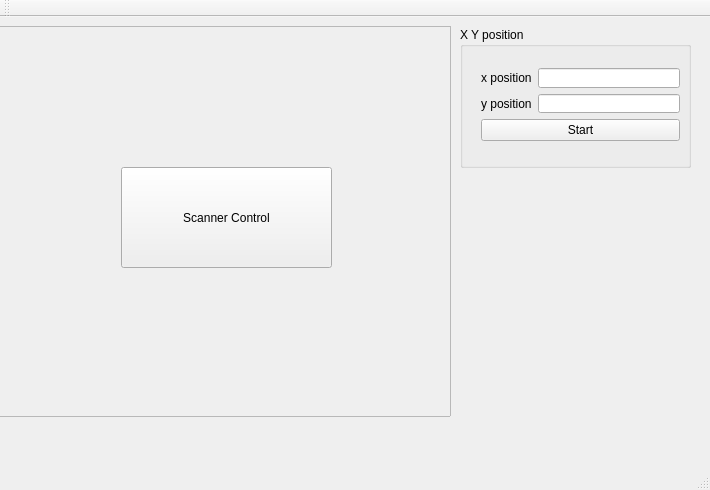
The window that mainwindow.ui (JunExplore/Scanner_Control) describes before a commit, drawn with Qt 5.
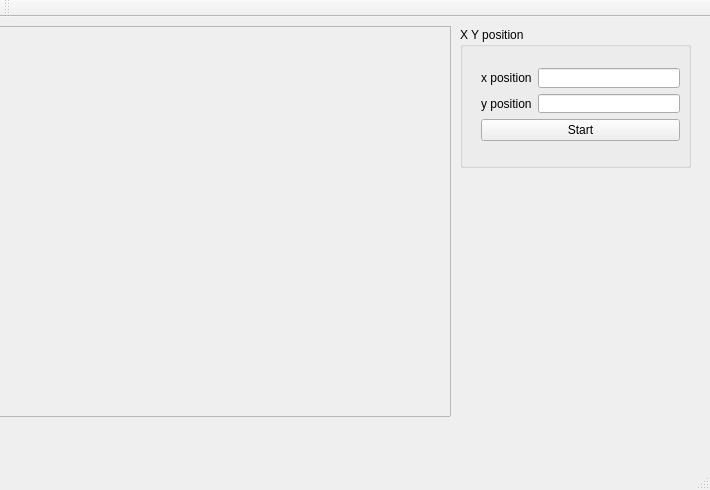
The same window after the commit.

Commit message: control single point when spi worked, and add output_browers

Diff of the .ui file:
```diff
--- a/mainwindow.ui
+++ b/mainwindow.ui
@@ -35,25 +35,6 @@
        <height>389</height>
       </rect>
      </property>
-     <widget class="QPushButton" name="pushButton">
-      <property name="geometry">
-       <rect>
-        <x>130</x>
-        <y>140</y>
-        <width>211</width>
-        <height>101</height>
-       </rect>
-      </property>
-      <property name="text">
-       <string>Scanner Control</string>
-      </property>
-      <property name="iconSize">
-       <size>
-        <width>16</width>
-        <height>16</height>
-       </size>
-      </property>
-     </widget>
     </widget>
    </widget>
    <widget class="QGroupBox" name="xy_group">
```
The commit also changes 5 other files.
